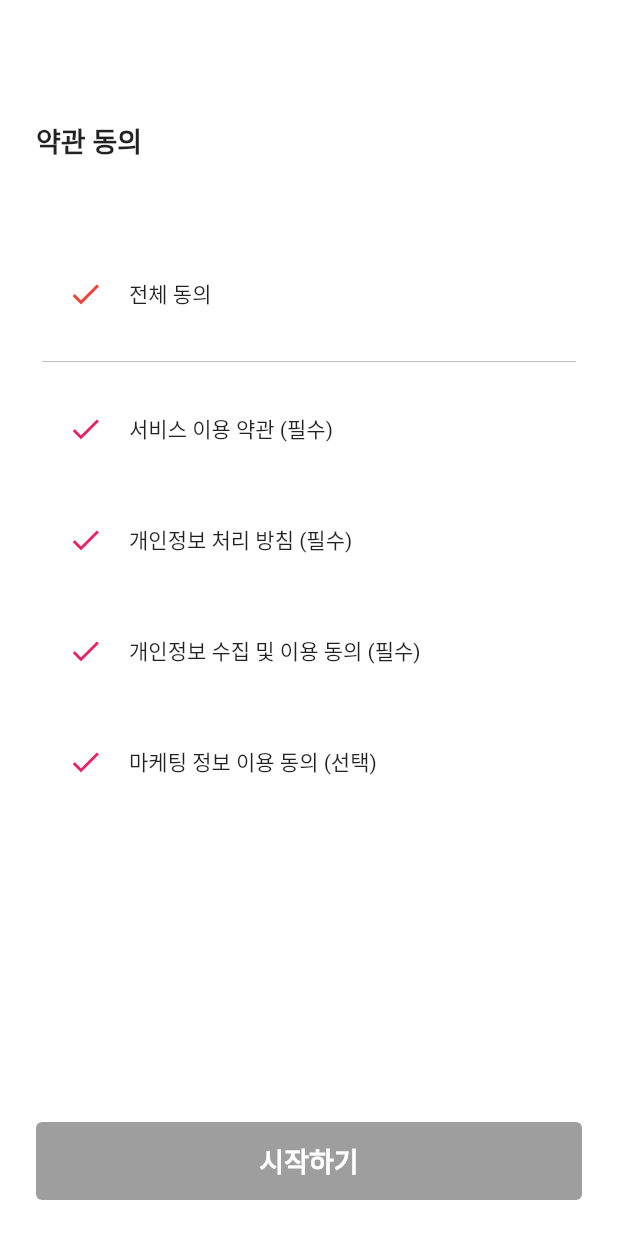
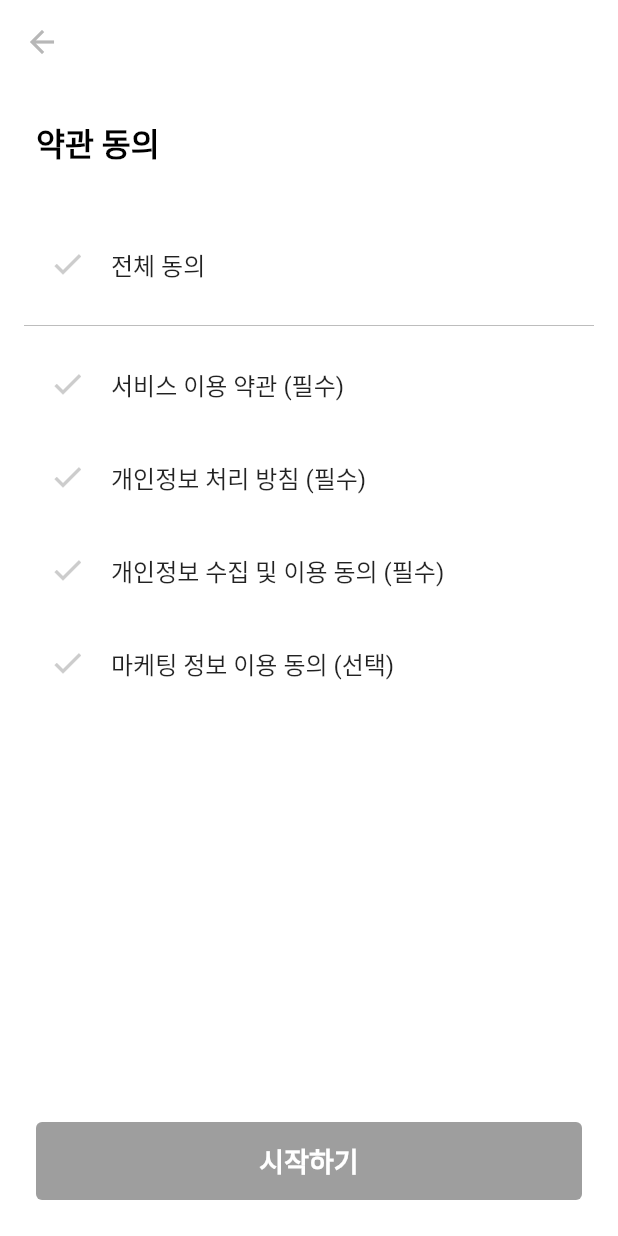
Before and after one commit to pebbla/ask-watson-app, a Flutter app: the AcceptTermView screen opened directly, on a phone screen of 412 x 824 dp. Run offline on Flutter 3.47's test engine with Material 2 defaults, Android fonts, the phone set to English and light mode, and no system bars; our stand-ins replace dio, logger; missing offline and left inert: flutter_naver_login, kakao_flutter_sdk_user; network calls fail.

Commit message:
feat: 약관 동의 페이지 padding 조정, 상세보기 바텀 모달 추가

```diff
--- a/lib/src/config/theme/colors.dart
+++ b/lib/src/config/theme/colors.dart
@@ -14,6 +14,7 @@ class MyColor {
 
 
   // 밝은 회색
+  static const Color unselectedGrey = Color.fromRGBO(204, 204, 204, 1);
   static const Color lightGrey = Color.fromRGBO(217, 217, 217, 1);
   static const Color lightlightGrey = Color.fromRGBO(226, 226, 226, 1);
 
--- a/lib/src/config/theme/text_style.dart
+++ b/lib/src/config/theme/text_style.dart
@@ -5,6 +5,7 @@ import 'colors.dart';
 class MyTextStyle {
 
   // 검정색
+  static const TextStyle black21w600 = TextStyle(fontSize: 21, fontWeight: FontWeight.w600, color: MyColor.black);
   static const TextStyle black18w600 = TextStyle(fontSize: 18, fontWeight: FontWeight.w600, color: MyColor.black);
   static const TextStyle black16w600 = TextStyle(fontSize: 16, fontWeight: FontWeight.w600, color: MyColor.black);
   static const TextStyle black16w500 = TextStyle(fontSize: 16, fontWeight: FontWeight.w500, color: MyColor.black);
--- a/lib/src/data/data_source/http_client.dart
+++ b/lib/src/data/data_source/http_client.dart
@@ -9,7 +9,7 @@ import 'package:logger/logger.dart';
 
 class HttpClient {
 
-  static final baseUrl = 'http://9ee1-2001-2d8-e663-c88c-d015-937f-80ee-e792.ngrok.io/v1';
+  static final baseUrl = 'http://b550-2001-2d8-e714-7284-1169-cf87-712f-2bcf.ngrok.io/v1';
   // static final baseUrl = 'http://localhost:8080/v1';
   Logger _logger = Logger();
 
--- a/lib/src/presentation/auth/accept_term_screen.dart
+++ b/lib/src/presentation/auth/accept_term_screen.dart
@@ -1,5 +1,8 @@
+import 'package:ask_watson_app/src/config/theme/colors.dart';
+import 'package:ask_watson_app/src/config/theme/text_style.dart';
 import 'package:ask_watson_app/src/data/data_source/local_data_source/accept_term.dart';
 import 'package:ask_watson_app/src/presentation/auth/accept_term_view_model.dart';
+import 'package:ask_watson_app/src/presentation/auth/certify_phone_num_screen.dart';
 import 'package:ask_watson_app/src/presentation/widget/button.dart';
 import 'package:flutter/material.dart';
 import 'package:provider/provider.dart';
@@ -21,7 +24,13 @@ class AcceptTermView extends StatelessWidget {
   @override
   Widget build(BuildContext context) {
     return Scaffold(
-      appBar: AppBar(backgroundColor: Colors.white, elevation: 0),
+      appBar: AppBar(
+        leading: InkWell(
+          onTap: () => Navigator.pop(context),
+          child: Icon(Icons.arrow_back, color: MyColor.grey)),
+        backgroundColor: Colors.white,
+        elevation: 0,
+      ),
       body: SafeArea(child: _buildBody(context)),
     );
   }
@@ -31,7 +40,7 @@ class AcceptTermView extends StatelessWidget {
     var viewModelWatch = Provider.of<AcceptTermViewModel>(context, listen: false);
 
     return Container(
-      padding: const EdgeInsets.all(24),
+      padding: const EdgeInsets.only(bottom :24 , top :24, left: 12, right: 12),
       child: Column(
         crossAxisAlignment: CrossAxisAlignment.start,
         mainAxisSize: MainAxisSize.max,
@@ -40,38 +49,40 @@ class AcceptTermView extends StatelessWidget {
           Column(
             crossAxisAlignment: CrossAxisAlignment.start,
             children: [
-              Text(
-                '약관 동의',
-                style: TextStyle(fontSize: 18, fontWeight: FontWeight.w600),
+              Row(
+                children: const [
+                  SizedBox(width: 12),
+                  Text('약관 동의', style: MyTextStyle.black21w600),
+                ],
               ),
-              Padding(padding: EdgeInsets.all(24)),
+              const Padding(padding: EdgeInsets.all(12)),
               Container(
-                padding: EdgeInsets.all(4),
+                padding: const EdgeInsets.all(4),
                 child: Column(children: [
                   Container(
-                    padding: EdgeInsets.only(top: 12, bottom: 12),
+                    padding: EdgeInsets.only(top: 12, bottom: 8),
                     child: Row(
                       children: [
-                        Padding(padding: EdgeInsets.all(2)),
-                        GestureDetector(
+                        const Padding(padding: EdgeInsets.all(2)),
+                        InkWell(
                           onTap: () => viewModelWatch.setAgreementAll(),
+                          customBorder: const CircleBorder(),
                           child: Container(
                             width: 50,
                             height: 50,
                             child: Icon(
                               Icons.check,
-                              color: viewModel.isAgreementAll() ? Colors.black : Colors.red,
+                              color: viewModel.isAgreementAll() ? MyColor.black : MyColor.unselectedGrey,
                             ),
                           ),
                         ),
-                        Padding(padding: EdgeInsets.all(2)),
-                        Text('전체 동의')
+                        const Padding(padding: EdgeInsets.all(2)),
+                        const Text('전체 동의', style: TextStyle(fontSize: 16)),
+                        const Padding(padding: EdgeInsets.all(2)),
                       ],
                     ),
                   ),
-                  Divider(
-                    color: Colors.black26,
-                  ),
+                  const Divider(color: Colors.black26),
                   _listItem(context, _list[0]),
                   _listItem(context, _list[1]),
                   _listItem(context, _list[2]),
@@ -80,10 +91,14 @@ class AcceptTermView extends StatelessWidget {
               )
             ],
           ),
-          viewModel.checkEnableBtn()
-          ? ButtonPrimaryWidget(text: '시작하기', onPressed: (){
-          })
-          : ButtonDisabledWidget(text: '시작하기')
+          Container(
+            padding: const EdgeInsets.only(left: 12, right: 12),
+            child: viewModel.checkEnableBtn()
+            ? ButtonPrimaryWidget(text: '시작하기', onPressed: (){
+              Navigator.push(context, MaterialPageRoute(builder: (context) => CertifyPhoneNumScreen()));
+            })
+            : ButtonDisabledWidget(text: '시작하기'),
+          )
         ],
       ),
     );
@@ -96,25 +111,55 @@ class AcceptTermView extends StatelessWidget {
     var viewModelWatch = Provider.of<AcceptTermViewModel>(context, listen: false);
 
     return Container(
-      padding: EdgeInsets.only(top: 12, bottom: 12),
+      padding: const EdgeInsets.only(top: 6, bottom: 6),
       child: Row(
         children: [
-          Padding(padding: EdgeInsets.all(2)),
-          GestureDetector(
+          const Padding(padding: EdgeInsets.all(2)),
+          InkWell(
             onTap: () => viewModelWatch.setAgreement(item.id-1),
+            customBorder: const CircleBorder(),
             child: Container(
+              decoration: const BoxDecoration(shape: BoxShape.circle),
               width: 50,
               height: 50,
               child: Icon(
                 Icons.check,
                 color: viewModel.agreementList[item.id - 1]
-                    ? Colors.black
-                    : Colors.pink,
+                    ? MyColor.black
+                    : MyColor.unselectedGrey,
               ),
             ),
           ),
-          Padding(padding: EdgeInsets.all(2)),
-          Text('${item.title} (${item.isRequired ? '필수' : '선택'})')
+          const Padding(padding: EdgeInsets.all(2)),
+          GestureDetector(
+            onTap: (){
+              showModalBottomSheet(context: context, builder: (context) => _modalBottom(context, item));
+            },
+            child: Text(
+              '${item.title} (${item.isRequired ? '필수' : '선택'})',
+              style: TextStyle(fontSize: 16),
+            ),
+          ),
+        ],
+      ),
+    );
+  }
+
+
+  // 약관 동의 설명 모달
+  Widget _modalBottom(BuildContext context, AcceptTerm item) {
+    return Container(
+      padding: EdgeInsets.all(24),
+      child: Column(
+        crossAxisAlignment: CrossAxisAlignment.start,
+        children: [
+          Text(item.title, style: MyTextStyle.black18w600),
+          const Padding(padding: EdgeInsets.all(12)),
+          Flexible(
+            child: SingleChildScrollView(
+              child: Text(item.text, style: MyTextStyle.black14w500),
+            ),
+          ),
         ],
       ),
     );
--- /dev/null
+++ b/lib/src/presentation/auth/certify_phone_num_screen.dart
@@ -0,0 +1,10 @@
+import 'package:flutter/material.dart';
+
+class CertifyPhoneNumScreen extends StatelessWidget {
+
+  @override
+  Widget build(BuildContext context) {
+    return Scaffold();
+  }
+
+}
```
